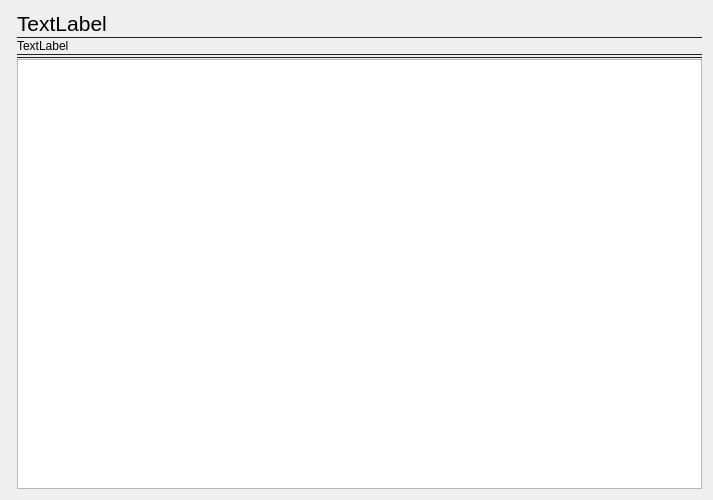
First picture: the form in src/LicenceTemplatesSettingsPage.ui, repository nedrysoft/dmgee, before the edit.
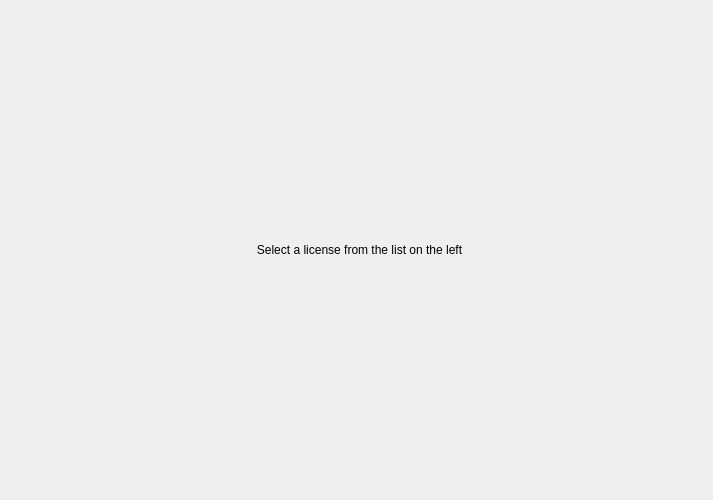
Second picture: the form after the edit. Custom widgets are drawn as their Qt base class.

```diff
--- a/src/LicenceTemplatesSettingsPage.ui
+++ b/src/LicenceTemplatesSettingsPage.ui
@@ -31,119 +31,26 @@
   <property name="windowTitle">
    <string>Form</string>
   </property>
-  <layout class="QGridLayout" name="gridLayout">
+  <layout class="QGridLayout" name="mainLayout">
    <item row="0" column="0">
     <widget class="Nedrysoft::ThemedOutlineView" name="outlineView" native="true"/>
    </item>
    <item row="0" column="1">
-    <widget class="QStackedWidget" name="licenseDetailsWidget">
-     <widget class="QWidget" name="chooseALicensePage">
-      <layout class="QGridLayout" name="gridLayout_2">
-       <property name="leftMargin">
-        <number>0</number>
-       </property>
-       <property name="topMargin">
-        <number>0</number>
-       </property>
-       <property name="rightMargin">
-        <number>0</number>
-       </property>
-       <property name="bottomMargin">
-        <number>0</number>
-       </property>
-       <property name="horizontalSpacing">
-        <number>0</number>
-       </property>
-       <property name="verticalSpacing">
-        <number>4</number>
-       </property>
+    <widget class="QStackedWidget" name="detailsWidget">
+     <property name="currentIndex">
+      <number>0</number>
+     </property>
+     <widget class="QWidget" name="page">
+      <layout class="QGridLayout" name="gridLayout">
        <item row="0" column="0">
-        <layout class="QVBoxLayout" name="verticalLayout" stretch="0,0,0,0,0,0,1">
-         <property name="sizeConstraint">
-          <enum>QLayout::SetDefaultConstraint</enum>
+        <widget class="QLabel" name="label">
+         <property name="text">
+          <string>Select a license from the list on the left</string>
          </property>
-         <item>
-          <widget class="QLabel" name="titleLabel">
-           <property name="font">
-            <font>
-             <pointsize>16</pointsize>
-            </font>
-           </property>
-           <property name="text">
-            <string>TextLabel</string>
-           </property>
-          </widget>
-         </item>
-         <item>
-          <widget class="Line" name="line">
-           <property name="styleSheet">
-            <string notr="true">color: #212121</string>
-           </property>
-           <property name="frameShadow">
-            <enum>QFrame::Plain</enum>
-           </property>
-           <property name="orientation">
-            <enum>Qt::Horizontal</enum>
-           </property>
-          </widget>
-         </item>
-         <item>
-          <widget class="QLabel" name="descriptionLabel">
-           <property name="text">
-            <string>TextLabel</string>
-           </property>
-           <property name="alignment">
-            <set>Qt::AlignLeading|Qt::AlignLeft|Qt::AlignTop</set>
-           </property>
-           <property name="wordWrap">
-            <bool>true</bool>
-           </property>
-          </widget>
-         </item>
-         <item>
-          <widget class="Line" name="line_3">
-           <property name="styleSheet">
-            <string notr="true">color: #212121</string>
-           </property>
-           <property name="frameShadow">
-            <enum>QFrame::Plain</enum>
-           </property>
-           <property name="orientation">
-            <enum>Qt::Horizontal</enum>
-           </property>
-          </widget>
-         </item>
-         <item>
-          <layout class="QHBoxLayout" name="attributesLayout">
-           <property name="spacing">
-            <number>2</number>
-           </property>
-          </layout>
-         </item>
-         <item>
-          <widget class="Line" name="line_2">
-           <property name="styleSheet">
-            <string notr="true">color: #212121</string>
-           </property>
-           <property name="frameShadow">
-            <enum>QFrame::Plain</enum>
-           </property>
-           <property name="orientation">
-            <enum>Qt::Horizontal</enum>
-           </property>
-          </widget>
-         </item>
-         <item>
-          <widget class="QTextBrowser" name="licenseText">
-           <property name="openExternalLinks">
-            <bool>false</bool>
-           </property>
-           <property name="openLinks">
-            <bool>false</bool>
-           </property>
-          </widget>
-         </item>
-        </layout>
+         <property name="alignment">
+          <set>Qt::AlignCenter</set>
+         </property>
+        </widget>
        </item>
       </layout>
      </widget>
```
